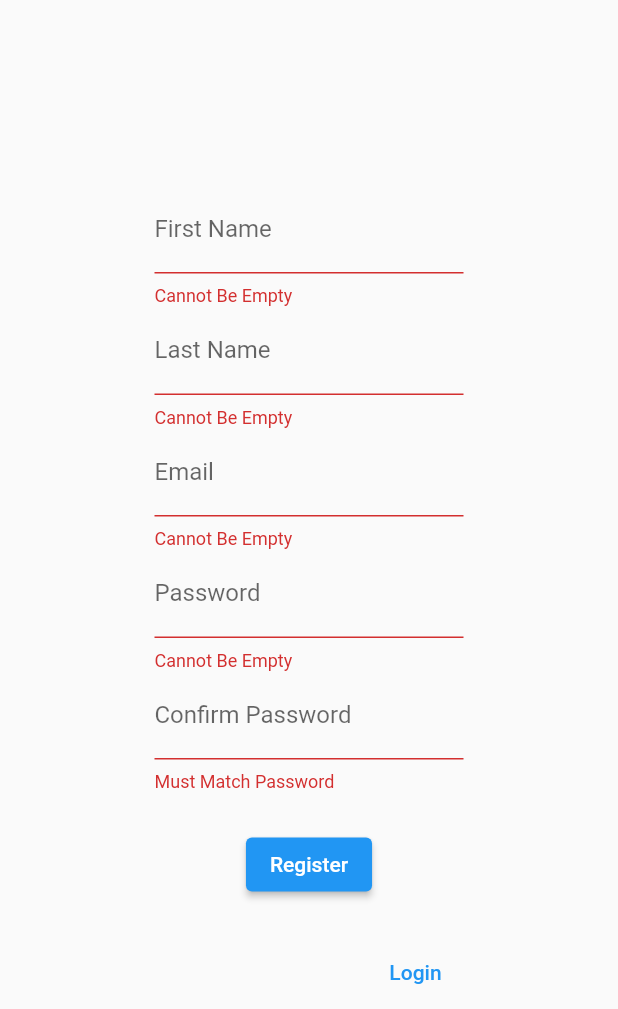
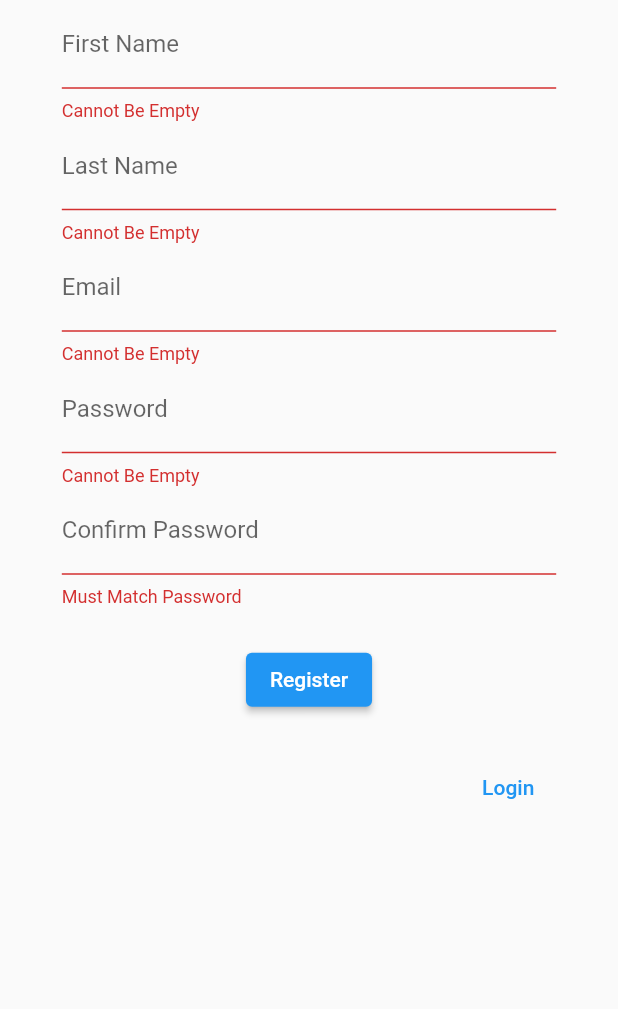
Before and after one commit to CorHandikaSawai/QCards, a Flutter app: the RegisterUserScreen screen opened directly, after a tap on "Register", on a phone screen of 412 x 824 dp, the part 227-1236 px from its top. Run offline on Flutter 3.47's test engine with Material 2 defaults, Android fonts, the light colour scheme and no system bars; our stand-ins replace cloud_firestore, firebase_auth, firebase_core, flip_card, google_sign_in, social_login_buttons; accounts and stored records are empty; network calls fail.

Commit message:
fixed save and edit screen.

```diff
--- a/lib/screens/homepage_screen.dart
+++ b/lib/screens/homepage_screen.dart
@@ -115,6 +115,7 @@ class _HomePageScreenState extends State<HomePageScreen> {
                   child: Form(
                     key: _formKey,
                     child: TextFormField(
+                      maxLength: 25,
                       controller: _collectionNameTextFormController,
                       decoration: const InputDecoration(
                         label: Text('Name'),
--- a/lib/screens/login_user_screen.dart
+++ b/lib/screens/login_user_screen.dart
@@ -1,6 +1,4 @@
 import 'package:flutter/material.dart';
-import 'package:flutter/src/widgets/framework.dart';
-import 'package:free_quizme/screens/homepage_screen.dart';
 import 'package:free_quizme/screens/register_user_screen.dart';
 import 'package:free_quizme/services/auth_service.dart';
 import 'package:provider/provider.dart';
@@ -23,7 +21,8 @@ class _LoginUserScreenState extends State<LoginUserScreen> {
   Widget build(BuildContext context) {
     final size = MediaQuery.of(context).size;
     final authService = Provider.of<AuthenticationService>(context);
-    return Scaffold(
+    return SafeArea(
+      child: Scaffold(
         body: Form(
           key: formKey,
           child: Align(
@@ -137,6 +136,7 @@ class _LoginUserScreenState extends State<LoginUserScreen> {
             ),
           ),
         ),
+      ),
     );
   }
 }
--- a/lib/screens/register_user_screen.dart
+++ b/lib/screens/register_user_screen.dart
@@ -21,29 +21,26 @@ class _RegisterUserScreenState extends State<RegisterUserScreen> {
   Widget build(BuildContext context) {
     final size = MediaQuery.of(context).size;
     final authService = Provider.of<AuthenticationService>(context);
-    return Scaffold(
+    return SafeArea(
+      child: Scaffold(
         body: Form(
           key: formKey,
           child: Align(
             alignment: Alignment.center,
+            child: SingleChildScrollView(
               child: SizedBox(
-            width: size.width * 0.50,
+                width: size.width * 0.8,
                 child: Column(
                   mainAxisAlignment: MainAxisAlignment.center,
                   children: [
-                const Expanded(
-                  flex: 2,
-                  child: Align(
+                    const Align(
                       alignment: Alignment.center,
                       child: Text(
                         'QCard',
                         style: TextStyle(fontSize: 24),
                       ),
                     ),
-                ),
-                Expanded(
-                  flex: 4,
-                  child: Column(
+                    Column(
                       children: [
                         TextFormField(
                           controller: firstNameTxtFormController,
@@ -139,7 +136,8 @@ class _RegisterUserScreenState extends State<RegisterUserScreen> {
                                         lastNameTxtFormController.clear();
                                         emailTxtFormController.clear();
                                         passwordTxtFormController.clear();
-                                      confirmPasswordTxtFormController.clear();
+                                        confirmPasswordTxtFormController
+                                            .clear();
                                       }
                                     }
                                   },
@@ -157,8 +155,9 @@ class _RegisterUserScreenState extends State<RegisterUserScreen> {
                         ),
                       ],
                     ),
+                  ],
                 ),
-              ],
+              ),
             ),
           ),
         ),
```
Also changed, not shown: lib/screens/create_card_screen.dart (+33 -30 lines), lib/screens/edit_card_screen.dart (+33 -30 lines). Lines whose indentation alone changed are shown as unchanged.
